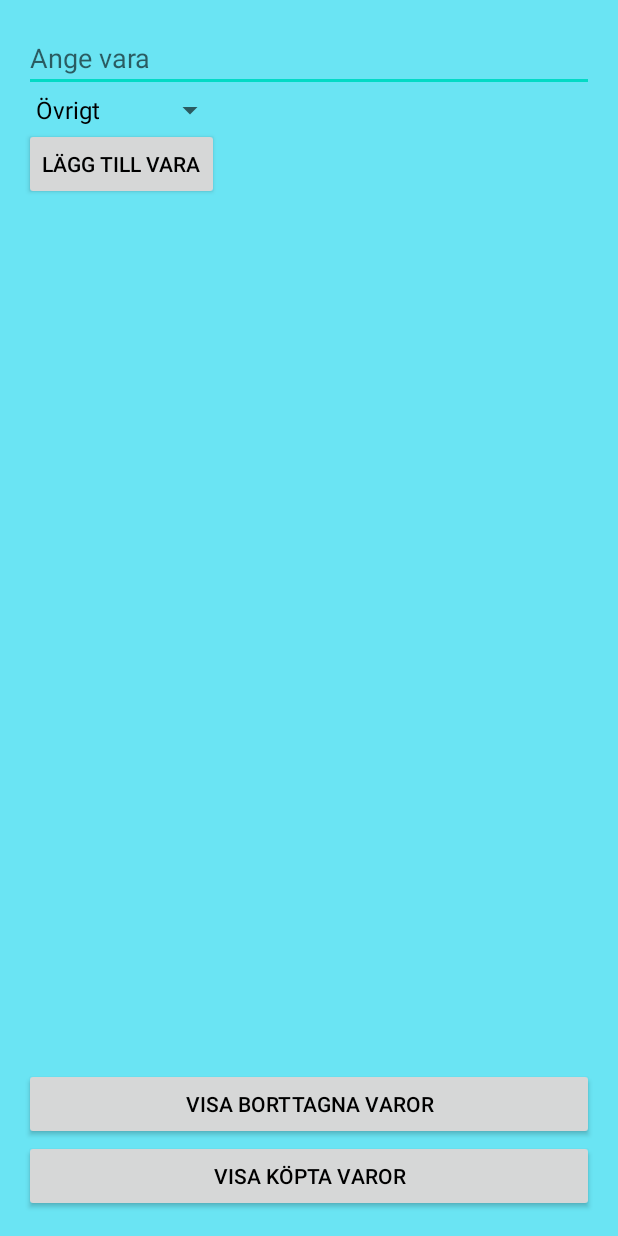
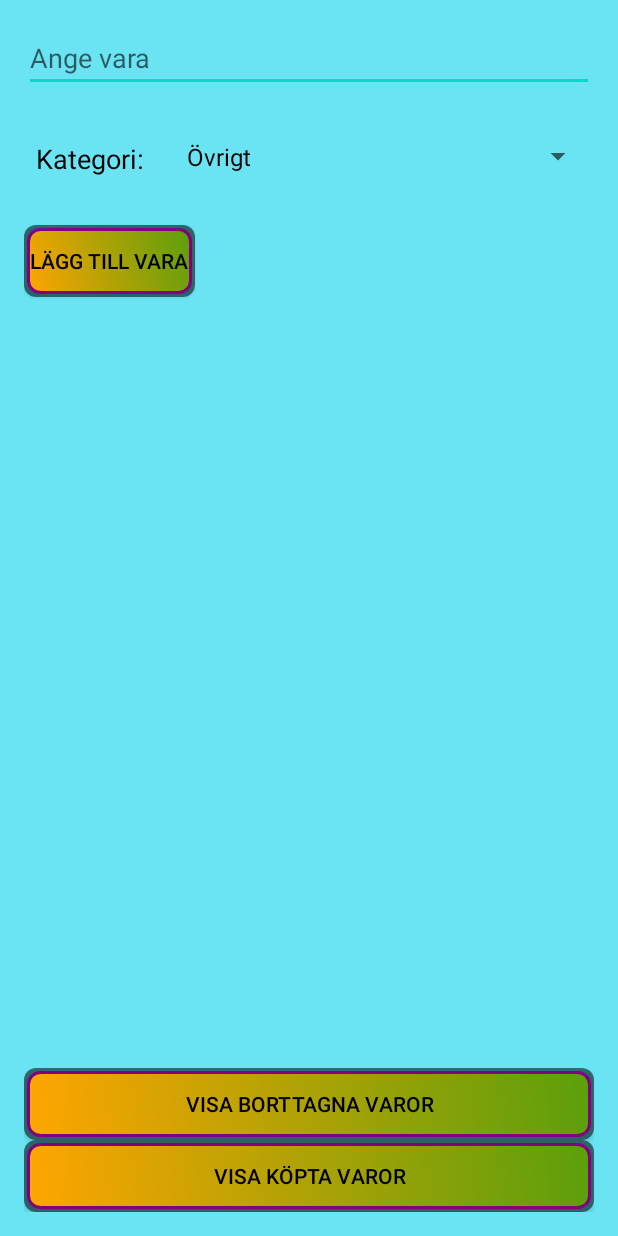
Before and after one commit to TorosK/Shopping_List_Gavle, an Android app built with Jetpack Compose: the screen it shows after launch (MainActivity), on a phone screen of 412 x 824 dp. Run offline under Robolectric (Android 15) with nearby library versions, the phone set to English and light mode, and no system bars.

Commit message:
finished. Needs comments

```diff
--- a/app/src/main/java/com/example/shopping_list_gavle/MainActivity.kt
+++ b/app/src/main/java/com/example/shopping_list_gavle/MainActivity.kt
@@ -55,23 +55,6 @@ class MainActivity : AppCompatActivity(), ItemsAdapter.ItemClickListener {
         val btnShowDeletedItems = findViewById<Button>(R.id.btnShowDeletedItems)
         val btnShowPurchasedItems = findViewById<Button>(R.id.btnShowPurchasedItems)
 
-        // Show Purchased Items Button Listener
-        /*
-        btnShowPurchasedItems.setOnClickListener {
-                     if (showingPurchasedItems) {
-                updateRecyclerView() // Switch back to default list
-                btnShowPurchasedItems.setBackgroundResource(android.R.drawable.btn_default) // Reset button appearance
-                showingPurchasedItems = false
-            } else {
-                val purchasedItems = dbHelper.getPurchasedItems() // Fetch purchased items
-                itemsAdapter.enableItemClick = false // Disable item clicks for purchased list
-                itemsAdapter.setItems(existingItems, ItemsAdapter.ListType.DEFAULT)
-                showingPurchasedItems = true
-                btnShowPurchasedItems.setBackgroundResource(android.R.drawable.button_onoff_indicator_on) // Change button appearance
-            }
-        }
-        */
-
         // Example categories - modify as needed
         val categories = arrayOf("Övrigt", "Mat", "Kläder", "Elektronik")
 
@@ -105,26 +88,30 @@ class MainActivity : AppCompatActivity(), ItemsAdapter.ItemClickListener {
         btnShowDeletedItems.setOnClickListener {
             if (showingDeletedItems) {
                 updateRecyclerView() // Switch back to default list
-                btnShowDeletedItems.setBackgroundResource(android.R.drawable.btn_default) // Reset button appearance
+                btnShowDeletedItems.setBackgroundResource(R.drawable.button_gradient) // Reset button appearance
                 showingDeletedItems = false
             } else {
                 val deletedItems = dbHelper.getDeletedItems() // Fetch deleted items
                 itemsAdapter.setItems(deletedItems.map { it.toItem() }, ItemsAdapter.ListType.DELETED)
                 btnShowDeletedItems.setBackgroundResource(android.R.drawable.button_onoff_indicator_on) // Change button appearance
                 showingDeletedItems = true
+                btnShowPurchasedItems.setBackgroundResource(R.drawable.button_gradient) // Reset other button appearance
+                showingPurchasedItems = false
             }
         }
 
         btnShowPurchasedItems.setOnClickListener {
             if (showingPurchasedItems) {
                 updateRecyclerView() // Switch back to default list
-                btnShowPurchasedItems.setBackgroundResource(android.R.drawable.btn_default) // Reset button appearance
+                btnShowPurchasedItems.setBackgroundResource(R.drawable.button_gradient) // Reset button appearance
                 showingPurchasedItems = false
             } else {
                 val purchasedItems = dbHelper.getPurchasedItems() // Fetch purchased items
                 itemsAdapter.setItems(purchasedItems.map { it.toItem() }, ItemsAdapter.ListType.PURCHASED)
                 btnShowPurchasedItems.setBackgroundResource(android.R.drawable.button_onoff_indicator_on) // Change button appearance
                 showingPurchasedItems = true
+                btnShowDeletedItems.setBackgroundResource(R.drawable.button_gradient) // Reset other button appearance
+                showingDeletedItems = false
             }
         }
 
--- /dev/null
+++ b/app/src/main/res/drawable/button_gradient.xml
@@ -0,0 +1,23 @@
+<?xml version="1.0" encoding="utf-8"?>
+<!-- AndroidStudioProjects\Shopping_List_Gavle\app\src\main\res\drawable
+\button_gradient.xml -->
+<layer-list xmlns:android="http://schemas.android.com/apk/res/android">
+<!-- Shadow Layer -->
+<item>
+    <shape android:shape="rectangle">
+        <solid android:color="#88000000"/> <!-- Shadow color -->
+        <corners android:radius="8dp"/>
+    </shape>
+</item>
+<!-- Background with Border -->
+<item android:left="2dp" android:top="2dp" android:right="2dp" android:bottom="2dp">
+    <shape android:shape="rectangle">
+        <gradient
+            android:startColor="#FFA500"
+            android:endColor="#5B9F0C"
+            android:angle="45"/>
+        <corners android:radius="8dp"/>
+        <stroke android:width="2dp" android:color="#800080"/> <!-- Purple border -->
+    </shape>
+</item>
+</layer-list>
--- a/app/src/main/res/layout/activity_main.xml
+++ b/app/src/main/res/layout/activity_main.xml
@@ -7,7 +7,6 @@
     android:orientation="vertical"
     android:padding="16dp">
 
-    <!-- Input-fält och knapp för att lägga till nya varor -->
     <!-- EditText for Item Name -->
     <EditText
         android:id="@+id/etItemName"
@@ -15,13 +14,45 @@
         android:layout_height="wrap_content"
         android:hint="@string/item_name" />
 
-    <Spinner
-        android:id="@+id/spCategory"
-        android:layout_width="wrap_content"
-        android:layout_height="wrap_content" />
+    <!-- Space element for adding empty space -->
+    <Space
+        android:layout_width="match_parent"
+        android:layout_height="24dp" /> <!-- Adjust the height as needed -->
+
+    <!-- Horizontal LinearLayout for Label and Spinner -->
+    <LinearLayout
+        android:layout_width="match_parent"
+        android:layout_height="wrap_content"
+        android:orientation="horizontal">
+
+        <!-- Text Label for Category -->
+        <TextView
+            android:layout_width="wrap_content"
+            android:layout_height="wrap_content"
+            android:text="Kategori: "
+            android:textSize="18sp"
+            android:layout_gravity="center_vertical"
+            android:padding="8dp" />
+
+        <!-- Spinner for Category Selection -->
+        <Spinner
+            android:id="@+id/spCategory"
+            android:layout_width="0dp"
+            android:layout_height="wrap_content"
+            android:layout_weight="1"
+            android:padding="8dp" />
+
+    </LinearLayout>
+
+    <!-- Space element for adding empty space -->
+    <Space
+        android:layout_width="match_parent"
+        android:layout_height="24dp" /> <!-- Adjust the height as needed -->
 
     <Button
         android:id="@+id/btnAddItem"
+        android:background="@drawable/button_gradient"
+        android:padding="4dp"
         android:layout_width="wrap_content"
         android:layout_height="wrap_content"
         android:text="@string/add_item" />
@@ -36,12 +67,16 @@
     <!-- Knappar för att visa borttagna och köpta varor -->
     <Button
         android:id="@+id/btnShowDeletedItems"
+        android:background="@drawable/button_gradient"
+        android:padding="4dp"
         android:layout_width="match_parent"
         android:layout_height="wrap_content"
         android:text="@string/show_deleted_items" />
 
     <Button
         android:id="@+id/btnShowPurchasedItems"
+        android:background="@drawable/button_gradient"
+        android:padding="4dp"
         android:layout_width="match_parent"
         android:layout_height="wrap_content"
         android:text="@string/show_purchased_items" />
```
